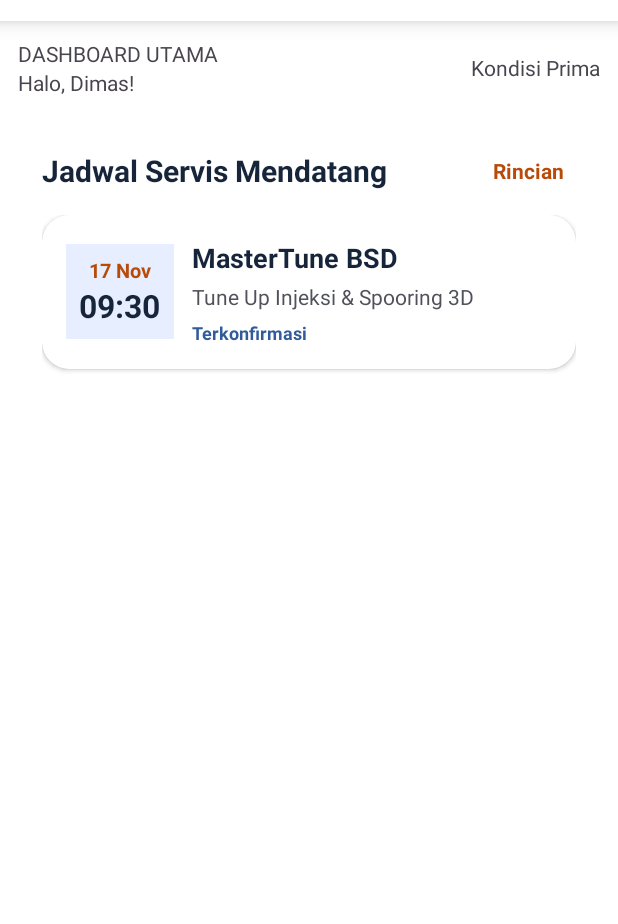
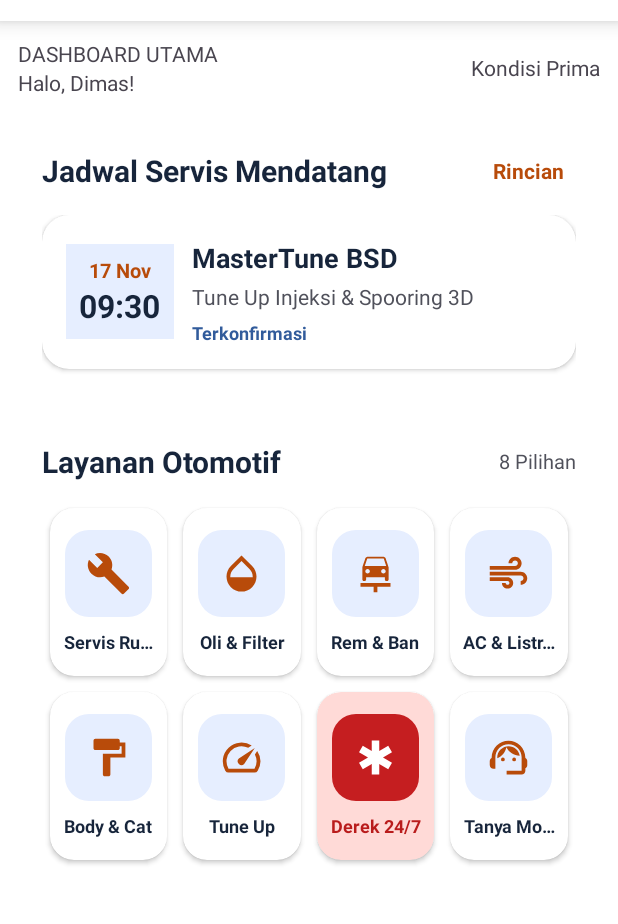
Before and after one commit to Pteraaaaz/AutoMate, an Android app: the screen it shows after launch (MainActivity), on a phone screen of 412 x 824 dp, the part 99-1023 px from its top. Run offline under Robolectric (Android 15) with nearby library versions, the phone set to English and light mode, and no system bars.

Commit message:
Main Dashboard

```diff
--- a/app/src/main/AndroidManifest.xml
+++ b/app/src/main/AndroidManifest.xml
@@ -25,6 +25,10 @@
             android:name=".ScheduleActivity"
             android:exported="false">
         </activity>
+        <activity
+            android:name=".WorkshopActivity"
+            android:exported="false"
+            android:windowSoftInputMode="adjustResize" />
     </application>
 
 </manifest>
--- a/app/src/main/java/com/example/automate/MainActivity.kt
+++ b/app/src/main/java/com/example/automate/MainActivity.kt
@@ -7,6 +7,7 @@ import androidx.activity.enableEdgeToEdge
 import androidx.appcompat.app.AppCompatActivity
 import androidx.core.view.ViewCompat
 import androidx.core.view.WindowInsetsCompat
+import androidx.recyclerview.widget.GridLayoutManager
 import androidx.recyclerview.widget.LinearLayoutManager
 import androidx.recyclerview.widget.RecyclerView
 import java.time.LocalDateTime
@@ -22,6 +23,7 @@ class MainActivity : AppCompatActivity() {
 
         // Load XML layout
         setContentView(R.layout.activity_main)
+        setupServices()
 
         // Handle system bars (status bar and navigation bar)
         ViewCompat.setOnApplyWindowInsetsListener(
@@ -91,4 +93,111 @@ class MainActivity : AppCompatActivity() {
             startActivity(intent)
         }
     }
+
+
+    private fun setupServices() {
+
+        val services = listOf(
+
+            Service(
+                1,
+                "Servis Rutin",
+                R.drawable.ic_service_rutin
+            ),
+
+            Service(
+                2,
+                "Oli & Filter",
+                R.drawable.ic_oil
+            ),
+
+            Service(
+                3,
+                "Rem & Ban",
+                R.drawable.ic_brakes
+            ),
+
+            Service(
+                4,
+                "AC & Listrik",
+                R.drawable.ic_ac
+            ),
+
+            Service(
+                5,
+                "Body & Cat",
+                R.drawable.ic_body
+            ),
+
+            Service(
+                6,
+                "Tune Up",
+                R.drawable.ic_tuneup
+            ),
+
+            Service(
+                7,
+                "Derek 24/7",
+                R.drawable.ic_towing,
+                isEmergency = true
+            ),
+
+            Service(
+                8,
+                "Tanya Montir",
+                R.drawable.ic_mechanic
+            )
+
+        )
+
+        val recyclerView = findViewById<RecyclerView>(
+            R.id.rvServices
+        )
+
+        // Display 4 columns
+        recyclerView.layoutManager = GridLayoutManager(
+            this,
+            4
+        )
+
+        recyclerView.adapter = ServiceAdapter(services) { service ->
+
+            when (service.id) {
+
+                1 -> startActivity(
+                    Intent(this, WorkshopActivity::class.java)
+                )
+
+                2 -> startActivity(
+                    Intent(this, WorkshopActivity::class.java)
+                )
+
+                3 -> startActivity(
+                    Intent(this, WorkshopActivity::class.java)
+                )
+
+                4 -> startActivity(
+                    Intent(this, WorkshopActivity::class.java)
+                )
+
+                5 -> startActivity(
+                    Intent(this, WorkshopActivity::class.java)
+                )
+
+                6 -> startActivity(
+                    Intent(this, WorkshopActivity::class.java)
+                )
+
+                7 -> startActivity(
+                    Intent(this, WorkshopActivity::class.java)
+                )
+
+                8 -> startActivity(
+                    Intent(this, WorkshopActivity::class.java)
+                )
+            }
+        }
+
+    }
+
 }
--- /dev/null
+++ b/app/src/main/java/com/example/automate/Service.kt
@@ -0,0 +1,8 @@
+package com.example.automate
+
+data class Service(
+    val id: Int,
+    val name: String,
+    val icon: Int,
+    val isEmergency: Boolean = false
+)
--- /dev/null
+++ b/app/src/main/java/com/example/automate/ServiceAdapter.kt
@@ -0,0 +1,110 @@
+package com.example.automate
+
+import android.content.res.ColorStateList
+import android.graphics.Color
+import android.view.LayoutInflater
+import android.view.View
+import android.view.ViewGroup
+import android.widget.FrameLayout
+import android.widget.ImageView
+import android.widget.TextView
+import androidx.cardview.widget.CardView
+import androidx.recyclerview.widget.RecyclerView
+
+
+
+
+class ServiceAdapter(
+    private val services: List<Service>,
+    private val onServiceClick: (Service) -> Unit
+) : RecyclerView.Adapter<ServiceAdapter.ServiceViewHolder>() {
+
+    class ServiceViewHolder(view: View) :
+        RecyclerView.ViewHolder(view) {
+
+        val card = view.findViewById<CardView>(
+            R.id.serviceCard
+        )
+
+        val iconContainer = view.findViewById<FrameLayout>(
+            R.id.iconContainer
+        )
+
+        val icon = view.findViewById<ImageView>(
+            R.id.imgServiceIcon
+        )
+
+        val name = view.findViewById<TextView>(
+            R.id.txtServiceName
+        )
+    }
+
+    override fun onCreateViewHolder(
+        parent: ViewGroup,
+        viewType: Int
+    ): ServiceViewHolder {
+
+        val view = LayoutInflater.from(parent.context)
+            .inflate(R.layout.item_service, parent, false)
+
+        return ServiceViewHolder(view)
+    }
+
+    override fun onBindViewHolder(
+        holder: ServiceViewHolder,
+        position: Int
+    ) {
+
+        val service = services[position]
+
+        holder.name.text = service.name
+        holder.icon.setImageResource(service.icon)
+
+        // Special styling for emergency service
+        if (service.isEmergency) {
+
+            holder.card.setCardBackgroundColor(
+                Color.parseColor("#FFDAD7")
+            )
+
+            holder.iconContainer.backgroundTintList =
+                ColorStateList.valueOf(
+                    Color.parseColor("#C51E20")
+                )
+
+            holder.icon.imageTintList =
+                ColorStateList.valueOf(Color.WHITE)
+
+            holder.name.setTextColor(
+                Color.parseColor("#B91C1C")
+            )
+
+        } else {
+
+            holder.card.setCardBackgroundColor(Color.WHITE)
+
+            holder.iconContainer.backgroundTintList =
+                ColorStateList.valueOf(
+                    Color.parseColor("#E6EEFF")
+                )
+
+            holder.icon.imageTintList =
+                ColorStateList.valueOf(
+                    Color.parseColor("#B84B0A")
+                )
+
+            holder.name.setTextColor(
+                Color.parseColor("#17253B")
+            )
+        }
+
+        // Handle clicks
+        holder.card.setOnClickListener {
+            onServiceClick(service)
+        }
+    }
+
+    override fun getItemCount(): Int {
+        return services.size
+    }
+}
--- /dev/null
+++ b/app/src/main/java/com/example/automate/WorkshopActivity.kt
@@ -0,0 +1,20 @@
+package com.example.automate
+
+import android.os.Bundle
+import androidx.activity.enableEdgeToEdge
+import androidx.appcompat.app.AppCompatActivity
+import androidx.core.view.ViewCompat
+import androidx.core.view.WindowInsetsCompat
+
+class WorkshopActivity : AppCompatActivity() {
+    override fun onCreate(savedInstanceState: Bundle?) {
+        super.onCreate(savedInstanceState)
+        enableEdgeToEdge()
+        setContentView(R.layout.activity_workshop)
+        ViewCompat.setOnApplyWindowInsetsListener(findViewById(R.id.main)) { v, insets ->
+            val systemBars = insets.getInsets(WindowInsetsCompat.Type.systemBars())
+            v.setPadding(systemBars.left, systemBars.top, systemBars.right, systemBars.bottom)
+            insets
+        }
+    }
+}
--- /dev/null
+++ b/app/src/main/res/drawable/bg_service_icon.xml
@@ -0,0 +1,9 @@
+<?xml version="1.0" encoding="utf-8"?>
+<shape xmlns:android="http://schemas.android.com/apk/res/android"
+    android:shape="rectangle">
+
+    <solid android:color="#E6EEFF"/>
+
+    <corners android:radius="16dp"/>
+
+</shape>
--- /dev/null
+++ b/app/src/main/res/drawable/ic_ac.xml
@@ -0,0 +1,20 @@
+<!--
+  ~ Copyright (C) 2026 The Android Open Source Project
+  ~
+  ~ Licensed under the Apache License, Version 2.0 (the "License");
+  ~ you may not use this file except in compliance with the License.
+  ~ You may obtain a copy of the License at
+  ~
+  ~      http://www.apache.org/licenses/LICENSE-2.0
+  ~
+  ~ Unless required by applicable law or agreed to in writing, software
+  ~ distributed under the License is distributed on an "AS IS" BASIS,
+  ~ WITHOUT WARRANTIES OR CONDITIONS OF ANY KIND, either express or implied.
+  ~ See the License for the specific language governing permissions and
+  ~ limitations under the License.
+  -->
+<vector xmlns:android="http://schemas.android.com/apk/res/android" android:height="24dp" android:tint="#000000" android:viewportHeight="24" android:viewportWidth="24" android:width="24dp">
+
+    <path android:fillColor="@android:color/white" android:pathData="M14.5,17c0,1.65 -1.35,3 -3,3s-3,-1.35 -3,-3h2c0,0.55 0.45,1 1,1s1,-0.45 1,-1s-0.45,-1 -1,-1H2v-2h9.5C13.15,14 14.5,15.35 14.5,17zM19,6.5C19,4.57 17.43,3 15.5,3S12,4.57 12,6.5h2C14,5.67 14.67,5 15.5,5S17,5.67 17,6.5S16.33,8 15.5,8H2v2h13.5C17.43,10 19,8.43 19,6.5zM18.5,11H2v2h16.5c0.83,0 1.5,0.67 1.5,1.5S19.33,16 18.5,16v2c1.93,0 3.5,-1.57 3.5,-3.5S20.43,11 18.5,11z"/>
+
+</vector>
--- /dev/null
+++ b/app/src/main/res/drawable/ic_body.xml
@@ -0,0 +1,20 @@
+<!--
+  ~ Copyright (C) 2026 The Android Open Source Project
+  ~
+  ~ Licensed under the Apache License, Version 2.0 (the "License");
+  ~ you may not use this file except in compliance with the License.
+  ~ You may obtain a copy of the License at
+  ~
+  ~      http://www.apache.org/licenses/LICENSE-2.0
+  ~
+  ~ Unless required by applicable law or agreed to in writing, software
+  ~ distributed under the License is distributed on an "AS IS" BASIS,
+  ~ WITHOUT WARRANTIES OR CONDITIONS OF ANY KIND, either express or implied.
+  ~ See the License for the specific language governing permissions and
+  ~ limitations under the License.
+  -->
+<vector xmlns:android="http://schemas.android.com/apk/res/android" android:height="24dp" android:tint="#000000" android:viewportHeight="24" android:viewportWidth="24" android:width="24dp">
+
+    <path android:fillColor="@android:color/white" android:pathData="M18,4V3c0,-0.55 -0.45,-1 -1,-1H5c-0.55,0 -1,0.45 -1,1v4c0,0.55 0.45,1 1,1h12c0.55,0 1,-0.45 1,-1V6h1v4H9v11c0,0.55 0.45,1 1,1h2c0.55,0 1,-0.45 1,-1v-9h8V4h-3z"/>
+
+</vector>
--- /dev/null
+++ b/app/src/main/res/drawable/ic_brakes.xml
@@ -0,0 +1,20 @@
+<!--
+  ~ Copyright (C) 2026 The Android Open Source Project
+  ~
+  ~ Licensed under the Apache License, Version 2.0 (the "License");
+  ~ you may not use this file except in compliance with the License.
+  ~ You may obtain a copy of the License at
+  ~
+  ~      http://www.apache.org/licenses/LICENSE-2.0
+  ~
+  ~ Unless required by applicable law or agreed to in writing, software
+  ~ distributed under the License is distributed on an "AS IS" BASIS,
+  ~ WITHOUT WARRANTIES OR CONDITIONS OF ANY KIND, either express or implied.
+  ~ See the License for the specific language governing permissions and
+  ~ limitations under the License.
+  -->
+<vector xmlns:android="http://schemas.android.com/apk/res/android" android:height="24dp" android:tint="#000000" android:viewportHeight="24" android:viewportWidth="24" android:width="24dp">
+
+    <path android:fillColor="@android:color/white" android:pathData="M16.22,12c0.68,0 1.22,-0.54 1.22,-1.22c0,-0.67 -0.54,-1.22 -1.22,-1.22S15,10.11 15,10.78C15,11.46 15.55,12 16.22,12zM6.56,10.78c0,0.67 0.54,1.22 1.22,1.22S9,11.46 9,10.78c0,-0.67 -0.54,-1.22 -1.22,-1.22S6.56,10.11 6.56,10.78zM7.61,4L6.28,8h11.43l-1.33,-4H7.61zM16.28,3c0,0 0.54,0.01 0.92,0.54c0.02,0.02 0.03,0.04 0.05,0.07c0.07,0.11 0.14,0.24 0.19,0.4C17.66,4.66 19,8.69 19,8.69v6.5c0,0.45 -0.35,0.81 -0.78,0.81h-0.44C17.35,16 17,15.64 17,15.19V14H7v1.19C7,15.64 6.65,16 6.22,16H5.78C5.35,16 5,15.64 5,15.19v-6.5c0,0 1.34,-4.02 1.55,-4.69c0.05,-0.16 0.12,-0.28 0.19,-0.4C6.77,3.58 6.78,3.56 6.8,3.54C7.18,3.01 7.72,3 7.72,3H16.28zM4,17.01h16V19h-7v3h-2v-3H4V17.01z"/>
+
+</vector>
--- /dev/null
+++ b/app/src/main/res/drawable/ic_mechanic.xml
@@ -0,0 +1,26 @@
+<!--
+  ~ Copyright (C) 2026 The Android Open Source Project
+  ~
+  ~ Licensed under the Apache License, Version 2.0 (the "License");
+  ~ you may not use this file except in compliance with the License.
+  ~ You may obtain a copy of the License at
+  ~
+  ~      http://www.apache.org/licenses/LICENSE-2.0
+  ~
+  ~ Unless required by applicable law or agreed to in writing, software
+  ~ distributed under the License is distributed on an "AS IS" BASIS,
+  ~ WITHOUT WARRANTIES OR CONDITIONS OF ANY KIND, either express or implied.
+  ~ See the License for the specific language governing permissions and
+  ~ limitations under the License.
+  -->
+<vector xmlns:android="http://schemas.android.com/apk/res/android" android:height="24dp" android:tint="#000000" android:viewportHeight="24" android:viewportWidth="24" android:width="24dp">
+
+    <path android:fillColor="@android:color/white" android:pathData="M21,12.22C21,6.73 16.74,3 12,3c-4.69,0 -9,3.65 -9,9.28C2.4,12.62 2,13.26 2,14v2c0,1.1 0.9,2 2,2h1v-6.1c0,-3.87 3.13,-7 7,-7s7,3.13 7,7V19h-8v2h8c1.1,0 2,-0.9 2,-2v-1.22c0.59,-0.31 1,-0.92 1,-1.64v-2.3C22,13.14 21.59,12.53 21,12.22z"/>
+
+    <path android:fillColor="@android:color/white" android:pathData="M9,13m-1,0a1,1 0,1 1,2 0a1,1 0,1 1,-2 0"/>
+
+    <path android:fillColor="@android:color/white" android:pathData="M15,13m-1,0a1,1 0,1 1,2 0a1,1 0,1 1,-2 0"/>
+
+    <path android:fillColor="@android:color/white" android:pathData="M18,11.03C17.52,8.18 15.04,6 12.05,6c-3.03,0 -6.29,2.51 -6.03,6.45c2.47,-1.01 4.33,-3.21 4.86,-5.89C12.19,9.19 14.88,11 18,11.03z"/>
+
+</vector>
--- /dev/null
+++ b/app/src/main/res/drawable/ic_oil.xml
@@ -0,0 +1,20 @@
+<!--
+  ~ Copyright (C) 2026 The Android Open Source Project
+  ~
+  ~ Licensed under the Apache License, Version 2.0 (the "License");
+  ~ you may not use this file except in compliance with the License.
+  ~ You may obtain a copy of the License at
+  ~
+  ~      http://www.apache.org/licenses/LICENSE-2.0
+  ~
+  ~ Unless required by applicable law or agreed to in writing, software
+  ~ distributed under the License is distributed on an "AS IS" BASIS,
+  ~ WITHOUT WARRANTIES OR CONDITIONS OF ANY KIND, either express or implied.
+  ~ See the License for the specific language governing permissions and
+  ~ limitations under the License.
+  -->
+<vector xmlns:android="http://schemas.android.com/apk/res/android" android:height="24dp" android:tint="#000000" android:viewportHeight="24" android:viewportWidth="24" android:width="24dp">
+
+    <path android:fillColor="@android:color/white" android:pathData="M17.66,8L12,2.35 6.34,8C4.78,9.56 4,11.64 4,13.64s0.78,4.11 2.34,5.67 3.61,2.35 5.66,2.35 4.1,-0.79 5.66,-2.35S20,15.64 20,13.64 19.22,9.56 17.66,8zM6,14c0.01,-2 0.62,-3.27 1.76,-4.4L12,5.27l4.24,4.38C17.38,10.77 17.99,12 18,14H6z"/>
+
+</vector>
--- /dev/null
+++ b/app/src/main/res/drawable/ic_service_rutin.xml
@@ -0,0 +1,20 @@
+<!--
+  ~ Copyright (C) 2026 The Android Open Source Project
+  ~
+  ~ Licensed under the Apache License, Version 2.0 (the "License");
+  ~ you may not use this file except in compliance with the License.
+  ~ You may obtain a copy of the License at
+  ~
+  ~      http://www.apache.org/licenses/LICENSE-2.0
+  ~
+  ~ Unless required by applicable law or agreed to in writing, software
+  ~ distributed under the License is distributed on an "AS IS" BASIS,
+  ~ WITHOUT WARRANTIES OR CONDITIONS OF ANY KIND, either express or implied.
+  ~ See the License for the specific language governing permissions and
+  ~ limitations under the License.
+  -->
+<vector xmlns:android="http://schemas.android.com/apk/res/android" android:height="24dp" android:tint="#000000" android:viewportHeight="24" android:viewportWidth="24" android:width="24dp">
+
+    <path android:fillColor="@android:color/white" android:pathData="M22.7,19l-9.1,-9.1c0.9,-2.3 0.4,-5 -1.5,-6.9 -2,-2 -5,-2.4 -7.4,-1.3L9,6 6,9 1.6,4.7C0.4,7.1 0.9,10.1 2.9,12.1c1.9,1.9 4.6,2.4 6.9,1.5l9.1,9.1c0.4,0.4 1,0.4 1.4,0l2.3,-2.3c0.5,-0.4 0.5,-1.1 0.1,-1.4z"/>
+
+</vector>
--- /dev/null
+++ b/app/src/main/res/drawable/ic_towing.xml
@@ -0,0 +1,20 @@
+<!--
+  ~ Copyright (C) 2026 The Android Open Source Project
+  ~
+  ~ Licensed under the Apache License, Version 2.0 (the "License");
+  ~ you may not use this file except in compliance with the License.
+  ~ You may obtain a copy of the License at
+  ~
+  ~      http://www.apache.org/licenses/LICENSE-2.0
+  ~
+  ~ Unless required by applicable law or agreed to in writing, software
+  ~ distributed under the License is distributed on an "AS IS" BASIS,
+  ~ WITHOUT WARRANTIES OR CONDITIONS OF ANY KIND, either express or implied.
+  ~ See the License for the specific language governing permissions and
+  ~ limitations under the License.
+  -->
+<vector xmlns:android="http://schemas.android.com/apk/res/android" android:height="24dp" android:tint="#000000" android:viewportHeight="24" android:viewportWidth="24" android:width="24dp">
+
+    <path android:fillColor="@android:color/white" android:pathData="M20.79,9.23l-2,-3.46l-4.79,2.77l0,-5.54l-4,0l0,5.54l-4.79,-2.77l-2,3.46l4.79,2.77l-4.79,2.77l2,3.46l4.79,-2.77l0,5.54l4,0l0,-5.54l4.79,2.77l2,-3.46l-4.79,-2.77z"/>
+
+</vector>
--- /dev/null
+++ b/app/src/main/res/drawable/ic_tuneup.xml
@@ -0,0 +1,20 @@
+<!--
+  ~ Copyright (C) 2026 The Android Open Source Project
+  ~
+  ~ Licensed under the Apache License, Version 2.0 (the "License");
+  ~ you may not use this file except in compliance with the License.
+  ~ You may obtain a copy of the License at
+  ~
+  ~      http://www.apache.org/licenses/LICENSE-2.0
+  ~
+  ~ Unless required by applicable law or agreed to in writing, software
+  ~ distributed under the License is distributed on an "AS IS" BASIS,
+  ~ WITHOUT WARRANTIES OR CONDITIONS OF ANY KIND, either express or implied.
+  ~ See the License for the specific language governing permissions and
+  ~ limitations under the License.
+  -->
+<vector xmlns:android="http://schemas.android.com/apk/res/android" android:height="24dp" android:tint="#000000" android:viewportHeight="24" android:viewportWidth="24" android:width="24dp">
+
+    <path android:fillColor="@android:color/white" android:pathData="M20.38,8.57l-1.23,1.85a8,8 0,0 1,-0.22 7.58L5.07,18A8,8 0,0 1,15.58 6.85l1.85,-1.23A10,10 0,0 0,3.35 19a2,2 0,0 0,1.72 1h13.85a2,2 0,0 0,1.74 -1,10 10,0 0,0 -0.27,-10.44zM10.59,15.41a2,2 0,0 0,2.83 0l5.66,-8.49 -8.49,5.66a2,2 0,0 0,0 2.83z"/>
+
+</vector>
--- a/app/src/main/res/layout/activity_main.xml
+++ b/app/src/main/res/layout/activity_main.xml
@@ -97,6 +97,52 @@
         </LinearLayout>
 
 
+        <!-- Automotive Services Section -->
+
+        <LinearLayout
+            android:layout_width="match_parent"
+            android:layout_height="wrap_content"
+            android:orientation="vertical"
+            android:paddingHorizontal="16dp"
+            android:paddingTop="20dp">
+
+            <!-- Section Header -->
+            <LinearLayout
+                android:layout_width="match_parent"
+                android:layout_height="wrap_content"
+                android:orientation="horizontal"
+                android:gravity="center_vertical">
+
+                <TextView
+                    android:layout_width="0dp"
+                    android:layout_height="wrap_content"
+                    android:layout_weight="1"
+                    android:text="Layanan Otomotif"
+                    android:textColor="#17253B"
+                    android:textSize="20sp"
+                    android:textStyle="bold"/>
+
+                <TextView
+                    android:id="@+id/txtServiceCount"
+                    android:layout_width="wrap_content"
+                    android:layout_height="wrap_content"
+                    android:text="8 Pilihan"
+                    android:textColor="#50515B"
+                    android:textSize="13sp"/>
+
+            </LinearLayout>
+
+            <!-- Services Grid -->
+            <androidx.recyclerview.widget.RecyclerView
+                android:id="@+id/rvServices"
+                android:layout_width="match_parent"
+                android:layout_height="wrap_content"
+                android:layout_marginTop="12dp"
+                android:nestedScrollingEnabled="false"
+                android:overScrollMode="never"/>
+
+        </LinearLayout>
+
     </LinearLayout>
 
 </LinearLayout>
--- /dev/null
+++ b/app/src/main/res/layout/activity_workshop.xml
@@ -0,0 +1,10 @@
+<?xml version="1.0" encoding="utf-8"?>
+<androidx.constraintlayout.widget.ConstraintLayout xmlns:android="http://schemas.android.com/apk/res/android"
+    xmlns:app="http://schemas.android.com/apk/res-auto"
+    xmlns:tools="http://schemas.android.com/tools"
+    android:id="@+id/main"
+    android:layout_width="match_parent"
+    android:layout_height="match_parent"
+    tools:context=".WorkshopActivity">
+
+</androidx.constraintlayout.widget.ConstraintLayout>
--- /dev/null
+++ b/app/src/main/res/layout/item_service.xml
@@ -0,0 +1,55 @@
+<?xml version="1.0" encoding="utf-8"?>
+<androidx.cardview.widget.CardView
+    xmlns:android="http://schemas.android.com/apk/res/android"
+    xmlns:app="http://schemas.android.com/apk/res-auto"
+
+    android:id="@+id/serviceCard"
+    android:layout_width="match_parent"
+    android:layout_height="112dp"
+    android:layout_margin="5dp"
+
+    app:cardCornerRadius="16dp"
+    app:cardElevation="2dp"
+    app:cardBackgroundColor="#FFFFFF">
+
+    <LinearLayout
+        android:layout_width="match_parent"
+        android:layout_height="match_parent"
+        android:orientation="vertical"
+        android:gravity="center"
+        android:padding="8dp">
+
+        <!-- Icon Background -->
+        <FrameLayout
+            android:id="@+id/iconContainer"
+            android:layout_width="58dp"
+            android:layout_height="58dp"
+            android:background="@drawable/bg_service_icon">
+
+            <ImageView
+                android:id="@+id/imgServiceIcon"
+                android:layout_width="30dp"
+                android:layout_height="30dp"
+                android:layout_gravity="center"
+                android:scaleType="fitCenter"
+                android:contentDescription="@null"/>
+
+        </FrameLayout>
+
+        <!-- Service Name -->
+        <TextView
+            android:id="@+id/txtServiceName"
+            android:layout_width="match_parent"
+            android:layout_height="wrap_content"
+            android:layout_marginTop="8dp"
+            android:text="Servis Rutin"
+            android:textColor="#17253B"
+            android:textSize="12sp"
+            android:textStyle="bold"
+            android:gravity="center"
+            android:maxLines="1"
+            android:ellipsize="end"/>
+
+    </LinearLayout>
+
+</androidx.cardview.widget.CardView>
```
